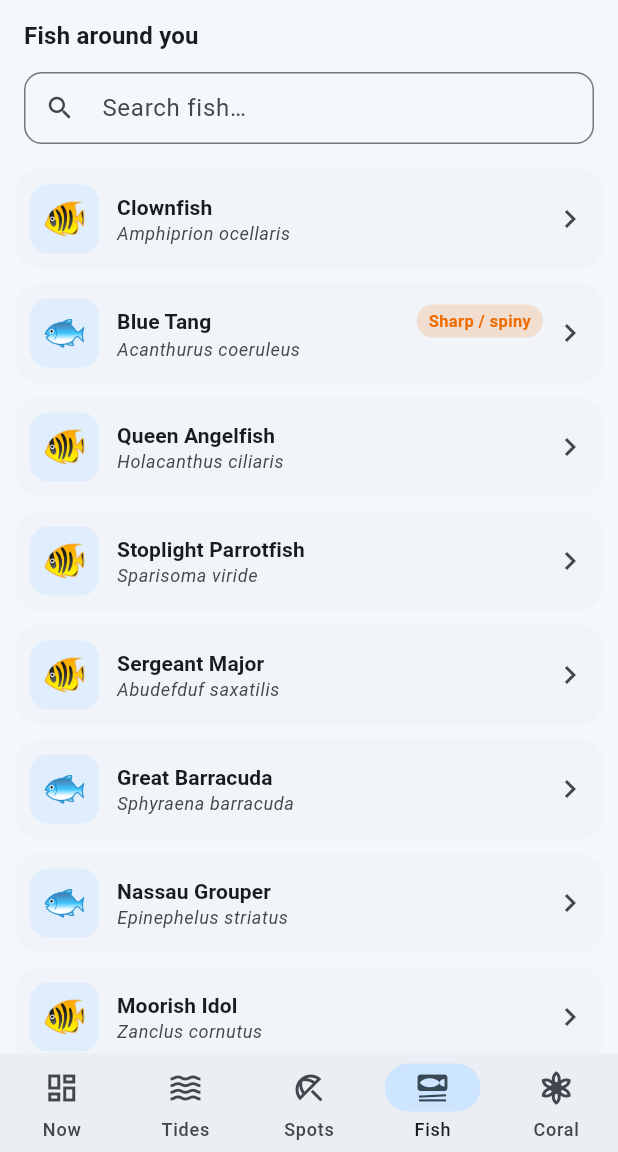
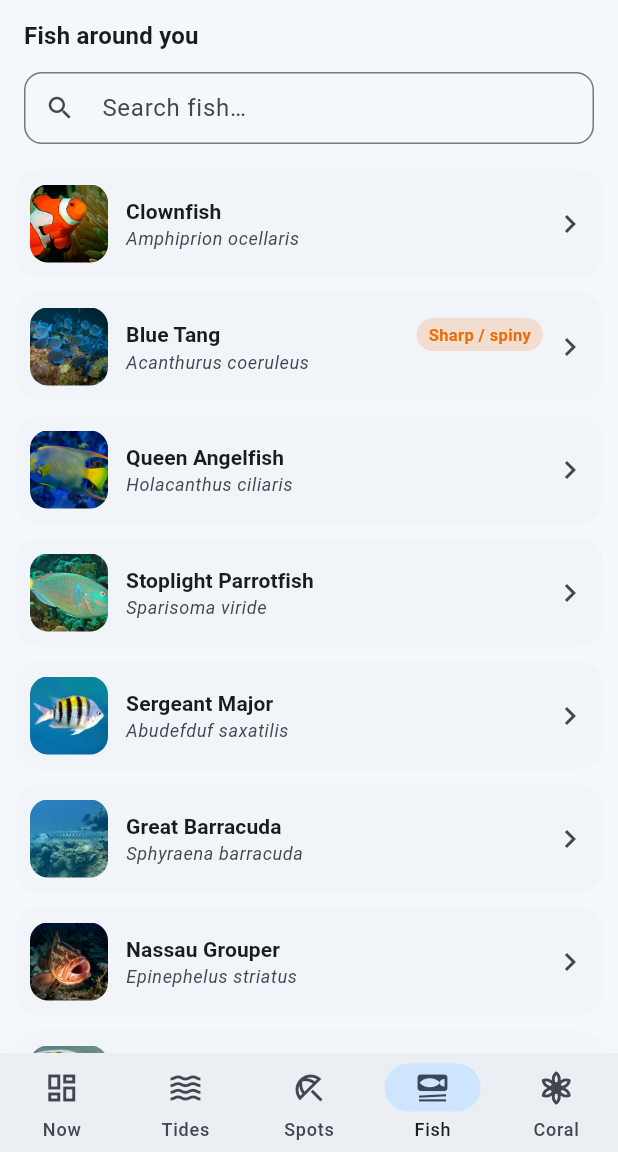
Before and after one commit to GichureGaston/capitan, a Flutter app: the screen it shows after launch, item 4 of the bottom bar chosen, on a phone screen of 412 x 824 dp, the part 84-1236 px from its top. Run offline on Flutter 3.47's test engine with Material 3 defaults, Android fonts, the phone set to English and light mode, and no system bars; our stand-ins replace equatable, fl_chart, flutter_bloc, geolocator, shared_preferences.

Commit message:
feat(species): render bundled photos in tiles and detail view with emoji fallback

```diff
--- /dev/null
+++ b/lib/widgets/species_image.dart
@@ -0,0 +1,50 @@
+import 'package:flutter/material.dart';
+
+import '../models/species.dart';
+
+/// Bundled species photo with a graceful emoji fallback when the entry has no
+/// image (or the asset cannot be loaded).
+class SpeciesImage extends StatelessWidget {
+  const SpeciesImage({
+    super.key,
+    required this.entry,
+    this.width,
+    this.height,
+    this.borderRadius = 12,
+    this.emojiSize = 24,
+  });
+
+  final SpeciesEntry entry;
+  final double? width;
+  final double? height;
+  final double borderRadius;
+  final double emojiSize;
+
+  @override
+  Widget build(BuildContext context) {
+    final scheme = Theme.of(context).colorScheme;
+    final fallback = Container(
+      width: width,
+      height: height,
+      color: scheme.primaryContainer.withValues(alpha: 0.5),
+      alignment: Alignment.center,
+      child: Text(entry.emoji, style: TextStyle(fontSize: emojiSize)),
+    );
+
+    final photo = entry.hasImage
+        ? Image.asset(
+            entry.image!,
+            width: width,
+            height: height,
+            fit: BoxFit.cover,
+            filterQuality: FilterQuality.medium,
+            errorBuilder: (_, _, _) => fallback,
+          )
+        : fallback;
+
+    return ClipRRect(
+      borderRadius: BorderRadius.circular(borderRadius),
+      child: photo,
+    );
+  }
+}
--- a/lib/widgets/species_tile.dart
+++ b/lib/widgets/species_tile.dart
@@ -2,6 +2,7 @@ import 'package:flutter/material.dart';
 
 import '../models/species.dart';
 import 'condition_tile.dart';
+import 'species_image.dart';
 
 class SpeciesTile extends StatelessWidget {
   const SpeciesTile({super.key, required this.entry, required this.onTap});
@@ -28,18 +29,11 @@ class SpeciesTile extends StatelessWidget {
           padding: const EdgeInsets.all(10),
           child: Row(
             children: [
-              Container(
-                width: 46,
-                height: 46,
-                decoration: BoxDecoration(
-                  color: scheme.primaryContainer.withValues(alpha: 0.5),
-                  borderRadius: BorderRadius.circular(12),
-                ),
-                alignment: Alignment.center,
-                child: Text(
-                  entry.emoji,
-                  style: const TextStyle(fontSize: 24),
-                ),
+              SpeciesImage(
+                entry: entry,
+                width: 52,
+                height: 52,
+                emojiSize: 26,
               ),
               const SizedBox(width: 12),
               Expanded(
```
Also changed, not shown: lib/screens/species_detail_screen.dart (+26 -1 lines), 1 other file.
